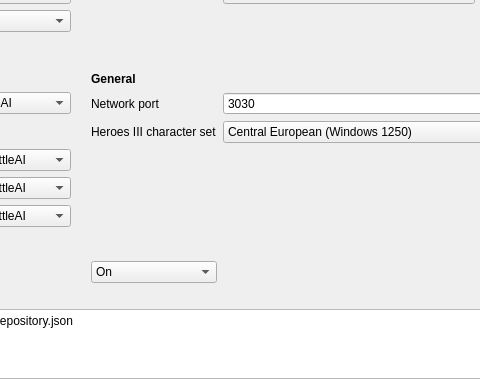
Above: launcher/settingsView/csettingsview_moc.ui from vcmi/vcmi before the change; both pictures show x 177 to 657 and y 94 to 473 of the 738 by 473 pixel window. Below: the same form after it.
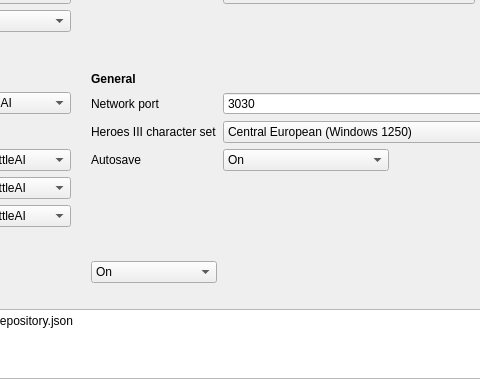
That is the form after the change.

```diff
--- a/launcher/settingsView/csettingsview_moc.ui
+++ b/launcher/settingsView/csettingsview_moc.ui
@@ -603,6 +603,30 @@
      </property>
     </widget>
    </item>
+   <item row="11" column="6">
+    <widget class="QLabel" name="labelAutoSave">
+     <property name="text">
+      <string>Autosave</string>
+     </property>
+    </widget>
+   </item>
+   <item row="11" column="7">
+    <widget class="QComboBox" name="comboBoxAutoSave">
+     <property name="currentIndex">
+      <number>1</number>
+     </property>
+     <item>
+      <property name="text">
+       <string>Off</string>
+      </property>
+     </item>
+     <item>
+      <property name="text">
+       <string>On</string>
+      </property>
+     </item>
+    </widget>
+   </item>
   </layout>
  </widget>
  <resources/>
```
